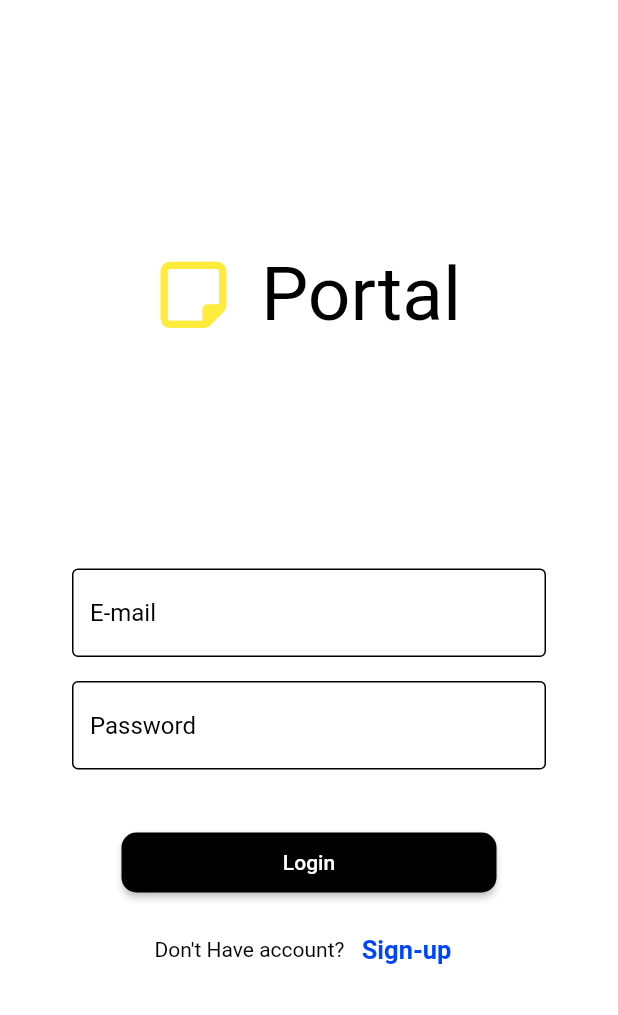
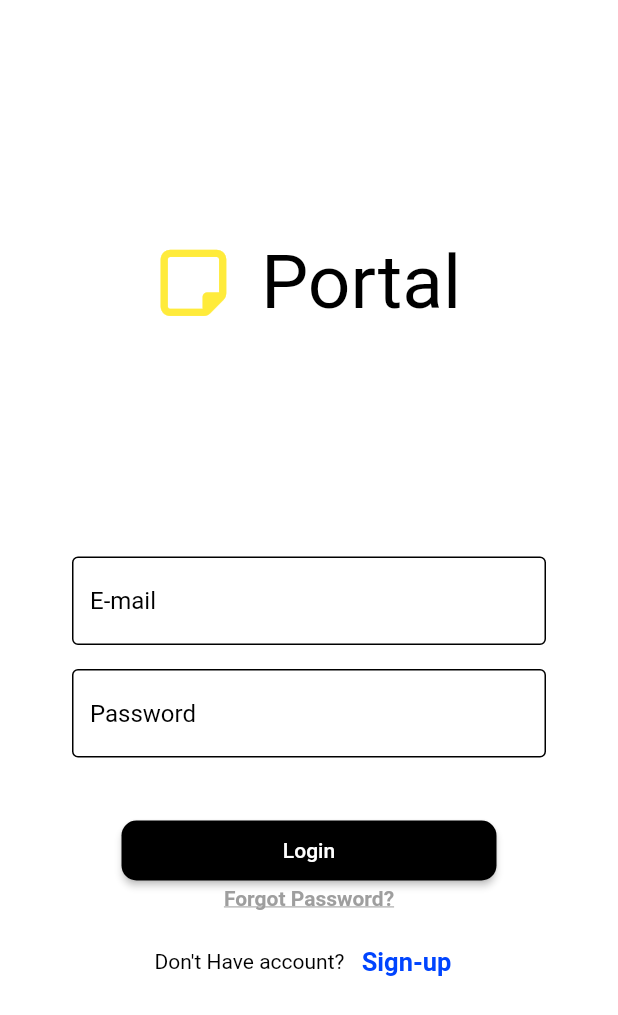
Before and after one commit to Nizar-Sweiss/Semi-Final-Lab, a Flutter app: the screen it shows after launch, on a phone screen of 412 x 824 dp. Shown: the top 1015 px of the screen. Run offline on Flutter 3.47's test engine with Material 2 defaults, Android fonts, the phone set to English and light mode, and no system bars; our stand-ins replace cloud_firestore, firebase_auth, firebase_core, font_awesome_flutter; accounts and stored records are empty.

Commit message:
add: reset password screen along with the function

```diff
--- a/ltuc_portal/lib/Screens/login_screen.dart
+++ b/ltuc_portal/lib/Screens/login_screen.dart
@@ -3,9 +3,9 @@ import 'dart:ui';
 import 'package:firebase_auth/firebase_auth.dart';
 import 'package:flutter/material.dart';
 import 'package:font_awesome_flutter/font_awesome_flutter.dart';
+import 'package:ltuc_portal/Screens/screens.dart';
 import 'package:ltuc_portal/main.dart';
 import 'package:ltuc_portal/widgets/widgets.dart';
-import 'package:ltuc_portal/utility/firebase_references.dart';
 
 class LoginScreen extends StatefulWidget {
   const LoginScreen({super.key});
@@ -71,6 +71,17 @@ class _LoginScreenState extends State<LoginScreen> {
                   color: Colors.black,
                   width: 250,
                   onTap: signInAuth),
+              GestureDetector(
+                onTap: () => Navigator.of(context).push(
+                    MaterialPageRoute(builder: (context) => ForgotPassword())),
+                child: Text(
+                  "Forgot Password?",
+                  style: TextStyle(
+                      decoration: TextDecoration.underline,
+                      color: Colors.grey,
+                      fontWeight: FontWeight.bold),
+                ),
+              ),
               const SizedBox(height: 10),
               Row(
                 mainAxisAlignment: MainAxisAlignment.center,
--- a/ltuc_portal/lib/Screens/screens.dart
+++ b/ltuc_portal/lib/Screens/screens.dart
@@ -1 +1,2 @@
 export 'package:ltuc_portal/screens/login_screen.dart';
+export 'package:ltuc_portal/Screens/forgot_password_screen.dart';
```
Also changed, not shown: ltuc_portal/lib/Screens/forgot_password_screen.dart (added, +48 -0 lines).
